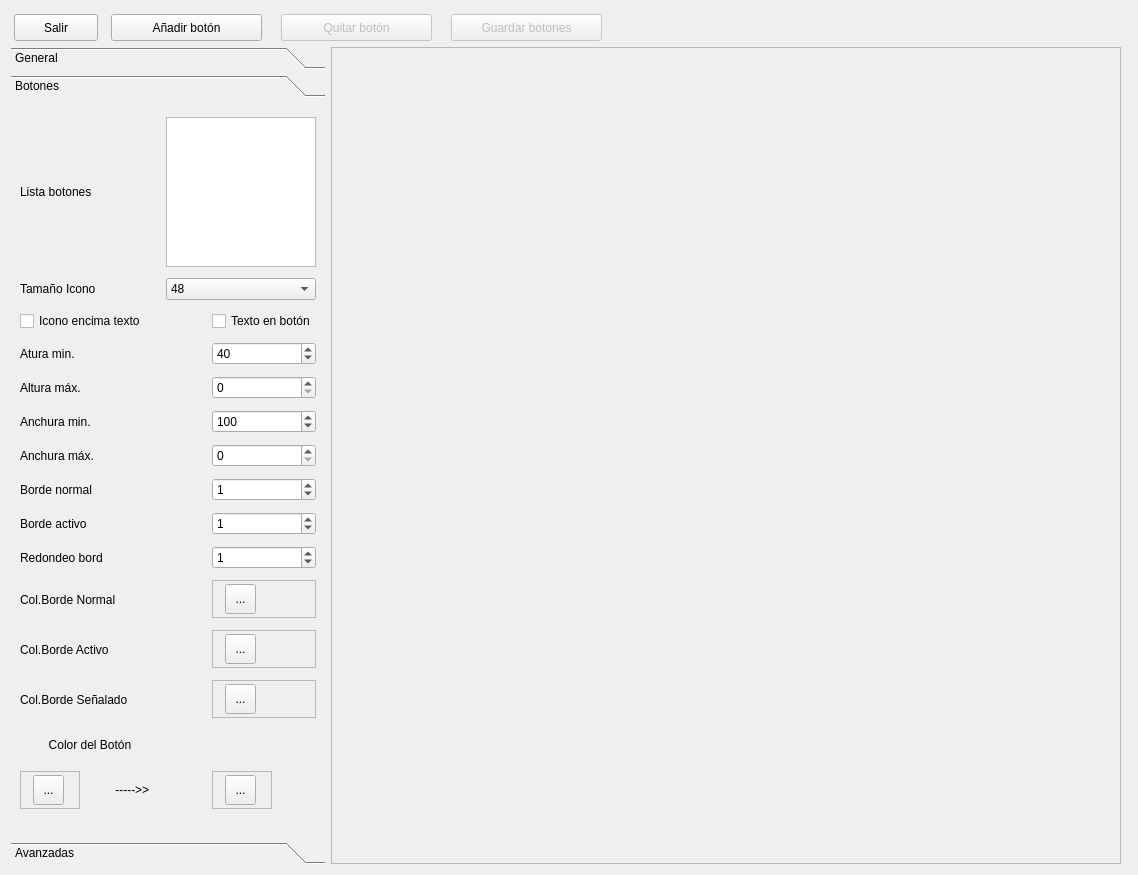
Old version of the form apps/helioxhelper/rahisi-config/rahisi.ui in the repository BackupTheBerlios/kademar-utils-svn.
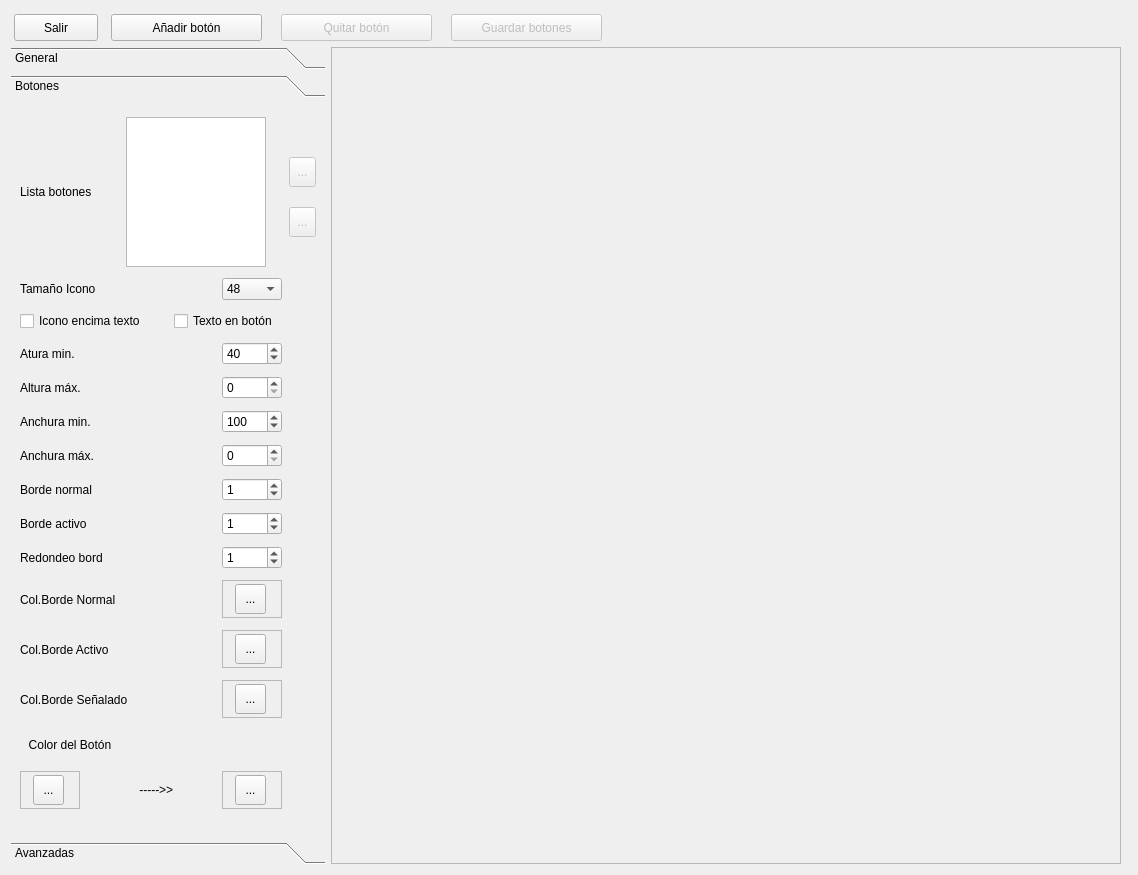
New version of the form. The open tabs and pages were chosen to show the change. Icons and pictures are not drawn.

Commit message: Rahisi-config is Python3 ready Helioxhelper do not crash on first start Better creator script

What changed in the file:
```diff
--- a/apps/helioxhelper/rahisi-config/rahisi.ui
+++ b/apps/helioxhelper/rahisi-config/rahisi.ui
@@ -32,28 +32,24 @@
         <height>817</height>
        </rect>
       </property>
-      <widget class="QLabel" name="label">
-       <property name="geometry">
-        <rect>
-         <x>0</x>
-         <y>0</y>
-         <width>771</width>
-         <height>601</height>
-        </rect>
-       </property>
-       <property name="autoFillBackground">
-        <bool>true</bool>
-       </property>
-       <property name="text">
-        <string/>
-       </property>
-       <property name="scaledContents">
-        <bool>true</bool>
-       </property>
-       <property name="alignment">
-        <set>Qt::AlignCenter</set>
-       </property>
-      </widget>
+      <layout class="QGridLayout" name="gridLayout_4">
+       <item row="0" column="0">
+        <widget class="QLabel" name="label">
+         <property name="autoFillBackground">
+          <bool>true</bool>
+         </property>
+         <property name="text">
+          <string/>
+         </property>
+         <property name="scaledContents">
+          <bool>true</bool>
+         </property>
+         <property name="alignment">
+          <set>Qt::AlignCenter</set>
+         </property>
+        </widget>
+       </item>
+      </layout>
      </widget>
     </widget>
    </item>
@@ -427,30 +423,138 @@
        <rect>
         <x>0</x>
         <y>0</y>
-        <width>300</width>
-        <height>583</height>
+        <width>314</width>
+        <height>734</height>
        </rect>
       </property>
       <attribute name="label">
        <string>Botones</string>
       </attribute>
       <layout class="QGridLayout" name="gridLayout_2">
-       <item row="0" column="2" colspan="2">
+       <item row="0" column="0">
+        <widget class="QLabel" name="label_2">
+         <property name="minimumSize">
+          <size>
+           <width>100</width>
+           <height>0</height>
+          </size>
+         </property>
+         <property name="maximumSize">
+          <size>
+           <width>120</width>
+           <height>16777215</height>
+          </size>
+         </property>
+         <property name="text">
+          <string>Lista botones</string>
+         </property>
+        </widget>
+       </item>
+       <item row="0" column="1" colspan="3">
         <widget class="QListWidget" name="listWidget">
          <property name="minimumSize">
           <size>
-           <width>88</width>
+           <width>140</width>
            <height>0</height>
           </size>
          </property>
          <property name="maximumSize">
           <size>
-           <width>16777215</width>
+           <width>140</width>
            <height>150</height>
           </size>
          </property>
         </widget>
        </item>
+       <item row="0" column="4">
+        <widget class="QFrame" name="frame_2">
+         <property name="minimumSize">
+          <size>
+           <width>28</width>
+           <height>0</height>
+          </size>
+         </property>
+         <property name="maximumSize">
+          <size>
+           <width>28</width>
+           <height>16777215</height>
+          </size>
+         </property>
+         <property name="frameShape">
+          <enum>QFrame::NoFrame</enum>
+         </property>
+         <property name="frameShadow">
+          <enum>QFrame::Raised</enum>
+         </property>
+         <property name="lineWidth">
+          <number>0</number>
+         </property>
+         <widget class="QToolButton" name="toolButton_8">
+          <property name="enabled">
+           <bool>false</bool>
+          </property>
+          <property name="geometry">
+           <rect>
+            <x>1</x>
+            <y>40</y>
+            <width>27</width>
+            <height>30</height>
+           </rect>
+          </property>
+          <property name="minimumSize">
+           <size>
+            <width>27</width>
+            <height>0</height>
+           </size>
+          </property>
+          <property name="maximumSize">
+           <size>
+            <width>27</width>
+            <height>16777215</height>
+           </size>
+          </property>
+          <property name="text">
+           <string>...</string>
+          </property>
+          <property name="icon">
+           <iconset>
+            <normaloff>images/arriba.png</normaloff>images/arriba.png</iconset>
+          </property>
+         </widget>
+         <widget class="QToolButton" name="toolButton_9">
+          <property name="enabled">
+           <bool>false</bool>
+          </property>
+          <property name="geometry">
+           <rect>
+            <x>1</x>
+            <y>90</y>
+            <width>27</width>
+            <height>30</height>
+           </rect>
+          </property>
+          <property name="minimumSize">
+           <size>
+            <width>27</width>
+            <height>0</height>
+           </size>
+          </property>
+          <property name="maximumSize">
+           <size>
+            <width>27</width>
+            <height>16777215</height>
+           </size>
+          </property>
+          <property name="text">
+           <string>...</string>
+          </property>
+          <property name="icon">
+           <iconset>
+            <normaloff>images/abajo.png</normaloff>images/abajo.png</iconset>
+          </property>
+         </widget>
+        </widget>
+       </item>
        <item row="1" column="0">
         <widget class="QLabel" name="label_21">
          <property name="maximumSize">
@@ -464,7 +568,7 @@
          </property>
         </widget>
        </item>
-       <item row="1" column="2" colspan="2">
+       <item row="1" column="3">
         <widget class="QComboBox" name="comboBox">
          <property name="minimumSize">
           <size>
@@ -506,7 +610,7 @@
         <widget class="QCheckBox" name="checkBox_19">
          <property name="maximumSize">
           <size>
-           <width>146</width>
+           <width>157</width>
            <height>16777215</height>
           </size>
          </property>
@@ -515,16 +619,22 @@
          </property>
         </widget>
        </item>
-       <item row="2" column="3">
+       <item row="2" column="2" colspan="3">
         <widget class="QCheckBox" name="checkBox_18">
+         <property name="minimumSize">
+          <size>
+           <width>123</width>
+           <height>0</height>
+          </size>
+         </property>
          <property name="maximumSize">
           <size>
-           <width>150</width>
+           <width>172</width>
            <height>16777215</height>
           </size>
          </property>
          <property name="text">
-          <string>Texto en botón</string>
+          <string>Texto en botón  </string>
          </property>
         </widget>
        </item>
@@ -666,7 +776,7 @@
          </property>
         </widget>
        </item>
-       <item row="9" column="0" colspan="2">
+       <item row="9" column="0">
         <widget class="QLabel" name="label_27">
          <property name="maximumSize">
           <size>
@@ -721,7 +831,7 @@
          </property>
          <property name="maximumSize">
           <size>
-           <width>16777215</width>
+           <width>60</width>
            <height>38</height>
           </size>
          </property>
@@ -753,7 +863,7 @@
          </widget>
         </widget>
        </item>
-       <item row="11" column="0" colspan="2">
+       <item row="11" column="0">
         <widget class="QLabel" name="label_30">
          <property name="minimumSize">
           <size>
@@ -782,7 +892,7 @@
          </property>
          <property name="maximumSize">
           <size>
-           <width>16777215</width>
+           <width>60</width>
            <height>38</height>
           </size>
          </property>
@@ -843,7 +953,7 @@
          </property>
          <property name="maximumSize">
           <size>
-           <width>16777215</width>
+           <width>60</width>
            <height>38</height>
           </size>
          </property>
@@ -875,7 +985,7 @@
          </widget>
         </widget>
        </item>
-       <item row="13" column="0" colspan="2">
+       <item row="13" column="0">
         <widget class="QLabel" name="label_15">
          <property name="minimumSize">
           <size>
@@ -988,19 +1098,6 @@
          </widget>
         </widget>
        </item>
-       <item row="0" column="0" colspan="2">
-        <widget class="QLabel" name="label_2">
-         <property name="minimumSize">
-          <size>
-           <width>140</width>
-           <height>0</height>
-          </size>
-         </property>
-         <property name="text">
-          <string>Lista botones</string>
-         </property>
-        </widget>
-       </item>
       </layout>
      </widget>
      <widget class="QWidget" name="Avanzadas">
```
Left out of the diff: 6 changed lines with no effect on the pictures. The commit also changes 11 other files.
